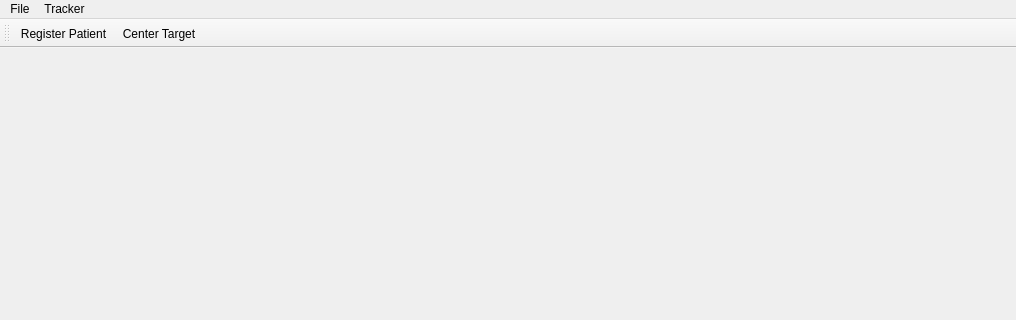
First picture: the form in vtk_test/vtk_test.ui, repository tlbruns/CI-Guidance, before the edit; both pictures show x 0 to 1016 and y 0 to 320 of the 1016 by 866 pixel window.
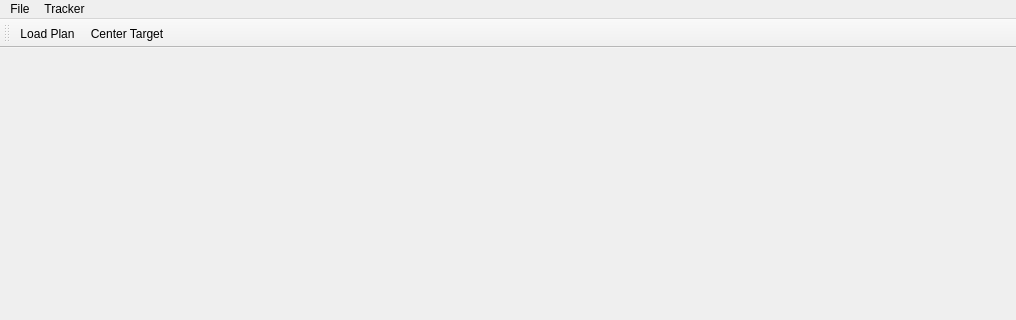
Second picture: the form after the edit.

```diff
--- a/vtk_test/vtk_test.ui
+++ b/vtk_test/vtk_test.ui
@@ -70,7 +70,7 @@
    <attribute name="toolBarBreak">
     <bool>false</bool>
    </attribute>
-   <addaction name="actionRegister_Patient"/>
+   <addaction name="actionLoad_Plan"/>
    <addaction name="actionCenter_Target"/>
   </widget>
   <widget class="QStatusBar" name="statusBar"/>
@@ -119,6 +119,11 @@
     <string>Setup</string>
    </property>
   </action>
+  <action name="actionLoad_Plan">
+   <property name="text">
+    <string>Load Plan</string>
+   </property>
+  </action>
  </widget>
  <layoutdefault spacing="6" margin="11"/>
  <resources>
```
Left out of the diff: 1 changed line with no effect on the pictures.
